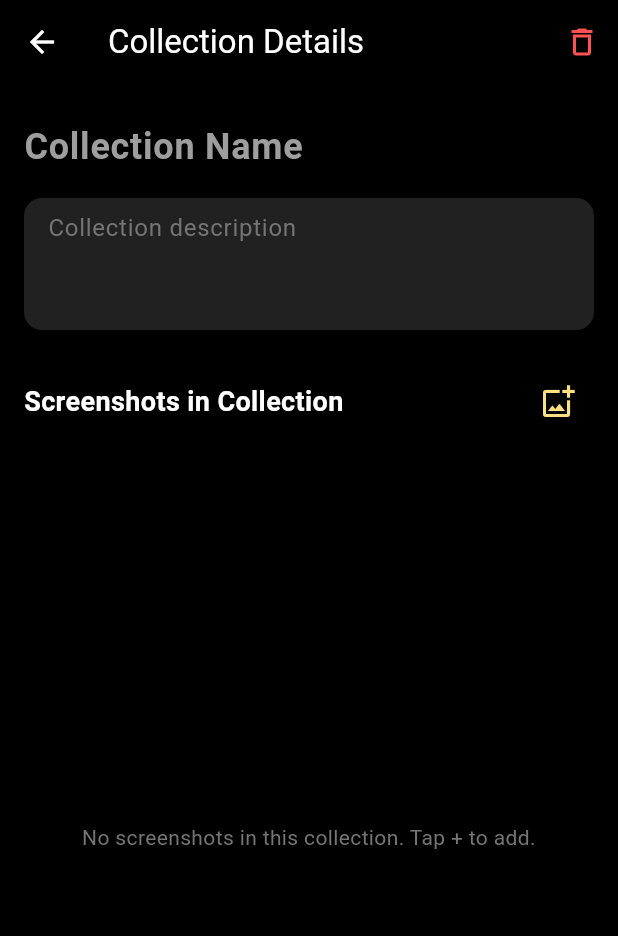
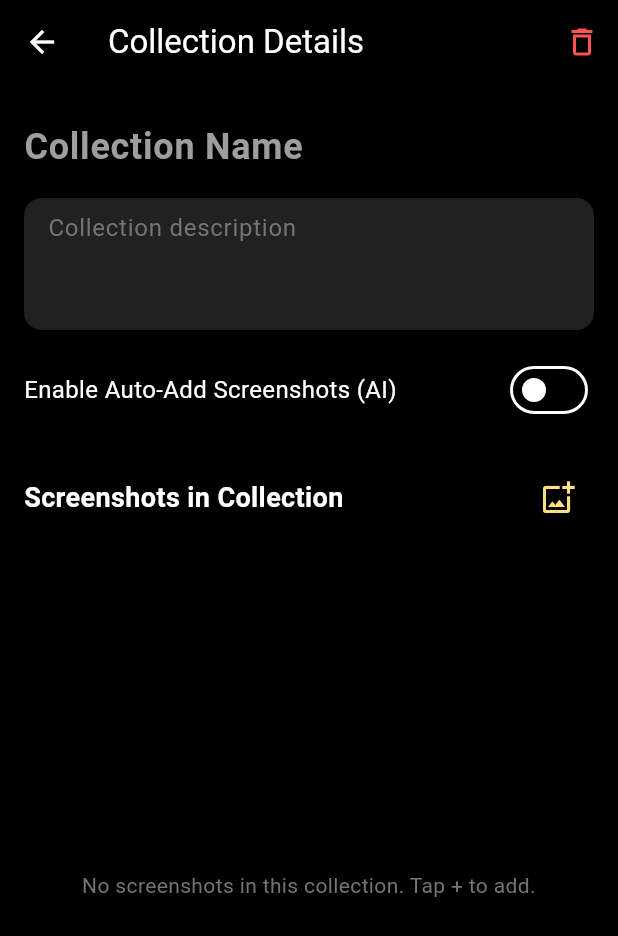
Before and after one commit to kvssankar/jarvis, a Flutter app: the CollectionDetailScreen screen opened directly with empty values, on a phone screen of 412 x 824 dp. Shown: the top 936 px of the screen. Run offline on Flutter 3.47's test engine with Material 3 defaults, Android fonts, the phone set to English and light mode, and no system bars; our stand-ins replace image_picker, permission_handler.

Commit message:
chore: add auto-enable button

```diff
--- a/shots_studio/lib/models/collection_model.dart
+++ b/shots_studio/lib/models/collection_model.dart
@@ -5,6 +5,7 @@ class Collection {
   final List<String> screenshotIds;
   final DateTime lastModified;
   final int screenshotCount;
+  final bool isAutoAddEnabled;
 
   Collection({
     required this.id,
@@ -13,6 +14,7 @@ class Collection {
     required this.screenshotIds,
     required this.lastModified,
     required this.screenshotCount,
+    this.isAutoAddEnabled = false,
   });
 
   Collection addScreenshot(String screenshotId) {
@@ -46,6 +48,7 @@ class Collection {
     List<String>? screenshotIds,
     DateTime? lastModified,
     int? screenshotCount,
+    bool? isAutoAddEnabled,
   }) {
     return Collection(
       id: id ?? this.id,
@@ -54,6 +57,7 @@ class Collection {
       screenshotIds: screenshotIds ?? this.screenshotIds,
       lastModified: lastModified ?? this.lastModified,
       screenshotCount: screenshotCount ?? this.screenshotCount,
+      isAutoAddEnabled: isAutoAddEnabled ?? this.isAutoAddEnabled,
     );
   }
 }
--- a/shots_studio/lib/screens/collection_detail_screen.dart
+++ b/shots_studio/lib/screens/collection_detail_screen.dart
@@ -27,6 +27,7 @@ class _CollectionDetailScreenState extends State<CollectionDetailScreen> {
   late TextEditingController _nameController;
   late TextEditingController _descriptionController;
   late List<String> _currentScreenshotIds;
+  late bool _isAutoAddEnabled;
 
   @override
   void initState() {
@@ -36,6 +37,7 @@ class _CollectionDetailScreenState extends State<CollectionDetailScreen> {
       text: widget.collection.description,
     );
     _currentScreenshotIds = List.from(widget.collection.screenshotIds);
+    _isAutoAddEnabled = widget.collection.isAutoAddEnabled;
   }
 
   @override
@@ -46,13 +48,13 @@ class _CollectionDetailScreenState extends State<CollectionDetailScreen> {
   }
 
   void _saveChanges() {
-    final updatedCollection = Collection(
-      id: widget.collection.id,
+    final updatedCollection = widget.collection.copyWith(
       name: _nameController.text.trim(),
       description: _descriptionController.text.trim(),
       screenshotIds: _currentScreenshotIds,
       lastModified: DateTime.now(),
       screenshotCount: _currentScreenshotIds.length,
+      isAutoAddEnabled: _isAutoAddEnabled,
     );
     widget.onUpdateCollection(updatedCollection);
   }
@@ -117,7 +119,7 @@ class _CollectionDetailScreenState extends State<CollectionDetailScreen> {
 
   @override
   Widget build(BuildContext context) {
-    List<Screenshot> screenshotsInCollection =
+    final screenshotsInCollection =
         widget.allScreenshots
             .where((s) => _currentScreenshotIds.contains(s.id))
             .toList();
@@ -187,6 +189,26 @@ class _CollectionDetailScreenState extends State<CollectionDetailScreen> {
               ),
               maxLines: 3,
               onEditingComplete: _saveChanges,
+            ),
+            const SizedBox(height: 16),
+            Row(
+              mainAxisAlignment: MainAxisAlignment.spaceBetween,
+              children: [
+                const Text(
+                  'Enable Auto-Add Screenshots (AI)',
+                  style: TextStyle(fontSize: 16, color: Colors.white),
+                ),
+                Switch(
+                  value: _isAutoAddEnabled,
+                  onChanged: (bool value) {
+                    setState(() {
+                      _isAutoAddEnabled = value;
+                      _saveChanges();
+                    });
+                  },
+                  activeColor: Colors.amber.shade200,
+                ),
+              ],
             ),
             const SizedBox(height: 24),
             Row(
```
